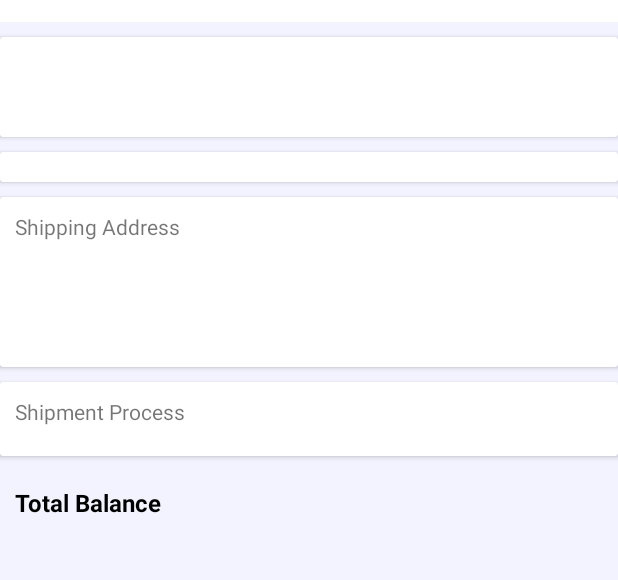
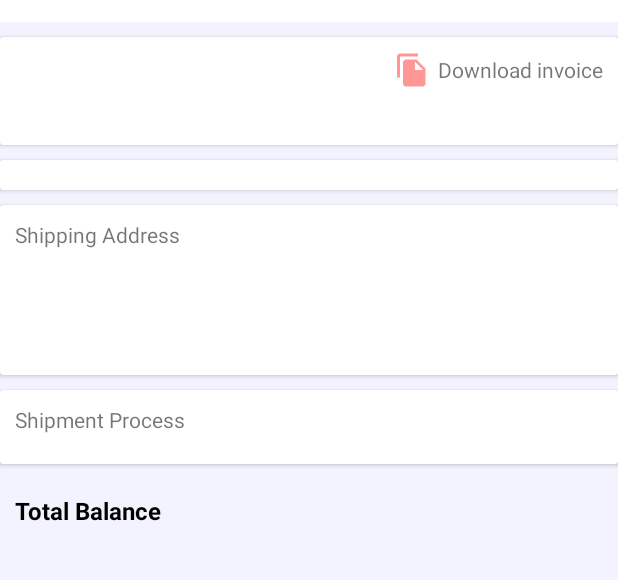
Before and after one commit to diptoroy/Ecommerce-App, an Android app: the layout fragment_order_details.xml on its own in the app's theme, with its tools: preview values and no code run, on a phone screen of 412 x 824 dp, the part 62-642 px from its top. Run offline under Robolectric (Android 15) with nearby library versions, the phone set to English and light mode, and no system bars.

Commit message:
invoice work done

```diff
--- /dev/null
+++ b/app/src/main/res/drawable/ic_baseline_file_copy_24.xml
@@ -0,0 +1,5 @@
+<vector android:height="24dp" android:tint="#FF9797"
+    android:viewportHeight="24" android:viewportWidth="24"
+    android:width="24dp" xmlns:android="http://schemas.android.com/apk/res/android">
+    <path android:fillColor="@android:color/white" android:pathData="M16,1L4,1c-1.1,0 -2,0.9 -2,2v14h2L4,3h12L16,1zM15,5l6,6v10c0,1.1 -0.9,2 -2,2L7.99,23C6.89,23 6,22.1 6,21l0.01,-14c0,-1.1 0.89,-2 1.99,-2h7zM14,12h5.5L14,6.5L14,12z"/>
+</vector>
--- a/app/src/main/res/layout/fragment_order_details.xml
+++ b/app/src/main/res/layout/fragment_order_details.xml
@@ -145,7 +145,7 @@
                             android:layout_width="wrap_content"
                             android:layout_height="wrap_content"
                             android:layout_marginTop="@dimen/size_5dp"
-                            android:layout_marginBottom="@dimen/size_10dp"
+                            android:layout_marginBottom="@dimen/size_15dp"
                             android:textColor="@color/black"
                             app:layout_constraintBottom_toBottomOf="parent"
                             app:layout_constraintStart_toStartOf="@+id/orderIdTv"
@@ -155,11 +155,40 @@
                             android:id="@+id/processTv"
                             android:layout_width="wrap_content"
                             android:layout_height="wrap_content"
+                            android:layout_marginTop="@dimen/size_5dp"
+                            android:layout_marginEnd="@dimen/size_10dp"
+                            android:layout_marginBottom="@dimen/size_10dp"
+                            android:textColor="@color/checkout_success_color"
+                            app:layout_constraintBottom_toBottomOf="parent"
+                            app:layout_constraintEnd_toEndOf="parent"
+                            app:layout_constraintTop_toBottomOf="@+id/downloadInvoiceBtn" />
+
+                        <androidx.appcompat.widget.LinearLayoutCompat
+                            android:id="@+id/downloadInvoiceBtn"
+                            android:layout_width="wrap_content"
+                            android:layout_height="wrap_content"
                             android:layout_marginTop="@dimen/size_10dp"
                             android:layout_marginEnd="@dimen/size_10dp"
-                            android:textColor="@color/checkout_success_color"
+                            android:orientation="horizontal"
                             app:layout_constraintEnd_toEndOf="parent"
-                            app:layout_constraintTop_toTopOf="parent" />
+                            app:layout_constraintTop_toTopOf="parent">
+
+                            <androidx.appcompat.widget.AppCompatImageView
+                                android:id="@+id/imageView10"
+                                android:layout_width="wrap_content"
+                                android:layout_height="wrap_content"
+                                android:layout_gravity="center"
+                                app:srcCompat="@drawable/ic_baseline_file_copy_24" />
+
+                            <androidx.appcompat.widget.AppCompatTextView
+                                android:id="@+id/textView47"
+                                android:layout_width="wrap_content"
+                                android:layout_height="wrap_content"
+                                android:layout_gravity="center"
+                                android:layout_marginLeft="@dimen/size_5dp"
+                                android:text="@string/invoice_download" />
+                        </androidx.appcompat.widget.LinearLayoutCompat>
+
                     </androidx.constraintlayout.widget.ConstraintLayout>
                 </androidx.cardview.widget.CardView>
 
@@ -219,19 +248,6 @@
                     app:layout_constraintStart_toStartOf="parent"
                     app:layout_constraintTop_toBottomOf="@+id/cardView2" />
 
-                <Button
-                    android:id="@+id/button"
-                    android:layout_width="wrap_content"
-                    android:layout_height="wrap_content"
-                    android:layout_marginTop="32dp"
-                    android:layout_marginBottom="32dp"
-                    android:text="Button"
-                    android:visibility="gone"
-                    app:layout_constraintBottom_toBottomOf="parent"
-                    app:layout_constraintEnd_toEndOf="parent"
-                    app:layout_constraintStart_toStartOf="parent"
-                    app:layout_constraintTop_toTopOf="@+id/totalBalanceTv" />
-
             </androidx.constraintlayout.widget.ConstraintLayout>
 
         </androidx.core.widget.NestedScrollView>
```
Also changed, not shown: app/src/main/java/com/ddev/myapplication/adapter/InvoiceAdapter.kt (added, +34 -0 lines), app/src/main/java/com/ddev/myapplication/util/PdfConverter.kt (+15 -12 lines), app/src/main/java/com/ddev/myapplication/view/fragment/ui/OrderDetailsFragment.kt (+13 -6 lines), app/src/main/res/layout/invoice_item_row.xml (added, +49 -0 lines), app/src/main/res/layout/invoice_layout.xml (added, +187 -0 lines), app/src/main/res/values/strings.xml (+8 -1 lines).
